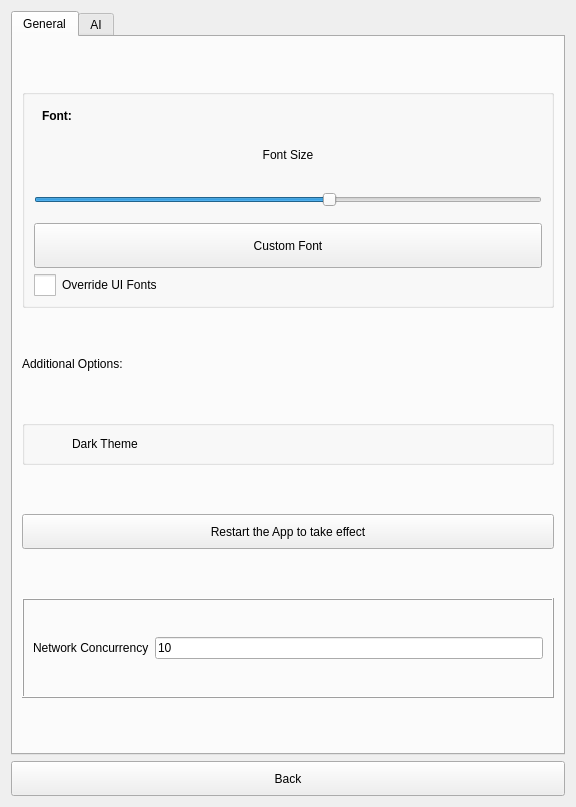
Before: the Qt Designer form src/Preferences.ui in ic005k/Knot, drawn with Qt 5.
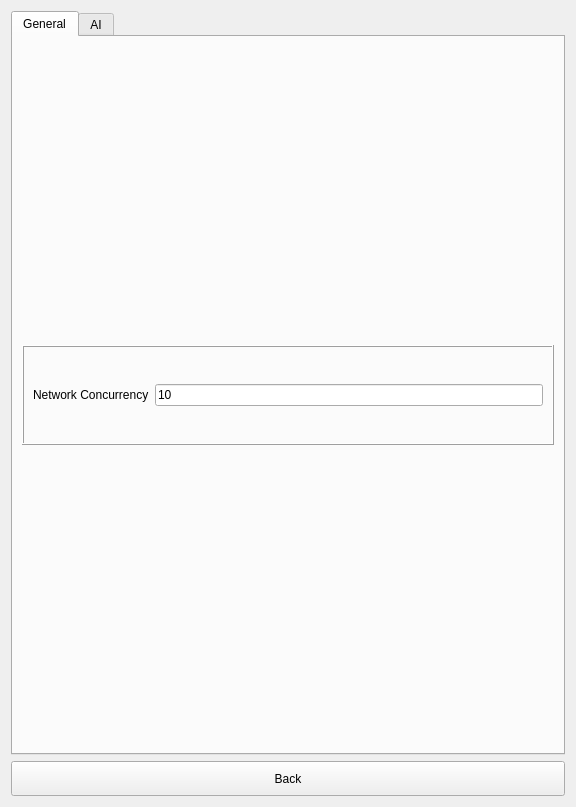
After: the same form once the commit is applied. The open tabs and pages were chosen to show the change. Icons and pictures are not drawn.

Diff of the .ui file:
```diff
--- a/src/Preferences.ui
+++ b/src/Preferences.ui
@@ -24,225 +24,6 @@
        <string>General</string>
       </attribute>
       <layout class="QVBoxLayout" name="verticalLayout_6">
-       <item>
-        <widget class="QGroupBox" name="gboxFont">
-         <property name="sizePolicy">
-          <sizepolicy hsizetype="Preferred" vsizetype="Fixed">
-           <horstretch>0</horstretch>
-           <verstretch>0</verstretch>
-          </sizepolicy>
-         </property>
-         <property name="title">
-          <string/>
-         </property>
-         <layout class="QVBoxLayout" name="verticalLayout">
-          <item>
-           <widget class="QLabel" name="lblFontSet">
-            <property name="sizePolicy">
-             <sizepolicy hsizetype="Preferred" vsizetype="Fixed">
-              <horstretch>0</horstretch>
-              <verstretch>0</verstretch>
-             </sizepolicy>
-            </property>
-            <property name="font">
-             <font>
-              <bold>true</bold>
-             </font>
-            </property>
-            <property name="styleSheet">
-             <string notr="true">/* 动态适配明暗模式 */
-QLabel {
-    background-color: qlineargradient(
-        x1:0, y1:0, x2:1, y2:0, 
-        stop:0 palette(light),  /* 明色端 */
-        stop:1 palette(mid)     /* 过渡色 */
-    );
-    color: palette(window-text); /* 跟随系统文本色 */
-    padding: 5px;
-    border-radius: 4px;         /* 可选：增加圆角提升质感 */
-}</string>
-            </property>
-            <property name="text">
-             <string>Font:</string>
-            </property>
-           </widget>
-          </item>
-          <item>
-           <widget class="QLabel" name="lblFontSize">
-            <property name="minimumSize">
-             <size>
-              <width>0</width>
-              <height>42</height>
-             </size>
-            </property>
-            <property name="maximumSize">
-             <size>
-              <width>16777215</width>
-              <height>42</height>
-             </size>
-            </property>
-            <property name="text">
-             <string>Font Size</string>
-            </property>
-            <property name="alignment">
-             <set>Qt::AlignmentFlag::AlignCenter</set>
-            </property>
-           </widget>
-          </item>
-          <item>
-           <widget class="QSlider" name="sliderFontSize">
-            <property name="sizePolicy">
-             <sizepolicy hsizetype="Preferred" vsizetype="Fixed">
-              <horstretch>0</horstretch>
-              <verstretch>0</verstretch>
-             </sizepolicy>
-            </property>
-            <property name="minimumSize">
-             <size>
-              <width>0</width>
-              <height>35</height>
-             </size>
-            </property>
-            <property name="styleSheet">
-             <string notr="true"/>
-            </property>
-            <property name="minimum">
-             <number>9</number>
-            </property>
-            <property name="maximum">
-             <number>21</number>
-            </property>
-            <property name="pageStep">
-             <number>1</number>
-            </property>
-            <property name="value">
-             <number>16</number>
-            </property>
-            <property name="tracking">
-             <bool>false</bool>
-            </property>
-            <property name="orientation">
-             <enum>Qt::Orientation::Horizontal</enum>
-            </property>
-           </widget>
-          </item>
-          <item>
-           <widget class="QToolButton" name="btnCustomFont">
-            <property name="sizePolicy">
-             <sizepolicy hsizetype="Preferred" vsizetype="Fixed">
-              <horstretch>0</horstretch>
-              <verstretch>0</verstretch>
-             </sizepolicy>
-            </property>
-            <property name="minimumSize">
-             <size>
-              <width>0</width>
-              <height>45</height>
-             </size>
-            </property>
-            <property name="text">
-             <string>Custom Font</string>
-            </property>
-           </widget>
-          </item>
-          <item>
-           <widget class="QCheckBox" name="chkUIFont">
-            <property name="styleSheet">
-             <string notr="true">QCheckBox::indicator {
-    /* 选择框尺寸 */
-    width:22px;
-    height:22px;
-}</string>
-            </property>
-            <property name="text">
-             <string>Override UI Fonts</string>
-            </property>
-            <property name="checked">
-             <bool>false</bool>
-            </property>
-           </widget>
-          </item>
-         </layout>
-        </widget>
-       </item>
-       <item>
-        <widget class="QLabel" name="lblAdditional">
-         <property name="sizePolicy">
-          <sizepolicy hsizetype="Preferred" vsizetype="Fixed">
-           <horstretch>0</horstretch>
-           <verstretch>0</verstretch>
-          </sizepolicy>
-         </property>
-         <property name="styleSheet">
-          <string notr="true"/>
-         </property>
-         <property name="text">
-          <string>Additional Options:</string>
-         </property>
-        </widget>
-       </item>
-       <item>
-        <widget class="QGroupBox" name="gboxAdditional">
-         <property name="sizePolicy">
-          <sizepolicy hsizetype="Preferred" vsizetype="Fixed">
-           <horstretch>0</horstretch>
-           <verstretch>0</verstretch>
-          </sizepolicy>
-         </property>
-         <property name="title">
-          <string/>
-         </property>
-         <layout class="QVBoxLayout" name="verticalLayout_4">
-          <item>
-           <widget class="QCheckBox" name="chkDark">
-            <property name="styleSheet">
-             <string notr="true">/* 核心修复：使用 border-image + background 组合 */
-QCheckBox::indicator {
-    width: 32px;
-    height: 18px;
-    border: none; 
-    background: transparent; /* 清除默认背景 */
-}
-
-QCheckBox::indicator:unchecked {
-    border-image: url(:/res/chk00.svg) 0 0 0 0 stretch stretch;
-    background-position: center;
-    background-repeat: no-repeat;
-}
-
-QCheckBox::indicator:checked {
-    border-image: url(:/res/chk11.svg) 0 0 0 0 stretch stretch;
-    background-position: center;
-    background-repeat: no-repeat;
-}</string>
-            </property>
-            <property name="text">
-             <string>Dark Theme</string>
-            </property>
-           </widget>
-          </item>
-         </layout>
-        </widget>
-       </item>
-       <item>
-        <widget class="QToolButton" name="btnReStart">
-         <property name="sizePolicy">
-          <sizepolicy hsizetype="Preferred" vsizetype="Fixed">
-           <horstretch>0</horstretch>
-           <verstretch>0</verstretch>
-          </sizepolicy>
-         </property>
-         <property name="minimumSize">
-          <size>
-           <width>0</width>
-           <height>35</height>
-          </size>
-         </property>
-         <property name="text">
-          <string>Restart the App to take effect</string>
-         </property>
-        </widget>
-       </item>
        <item>
         <widget class="QFrame" name="frame">
          <property name="sizePolicy">
```
Left out of the diff: 5 changed lines with no effect on the pictures.
